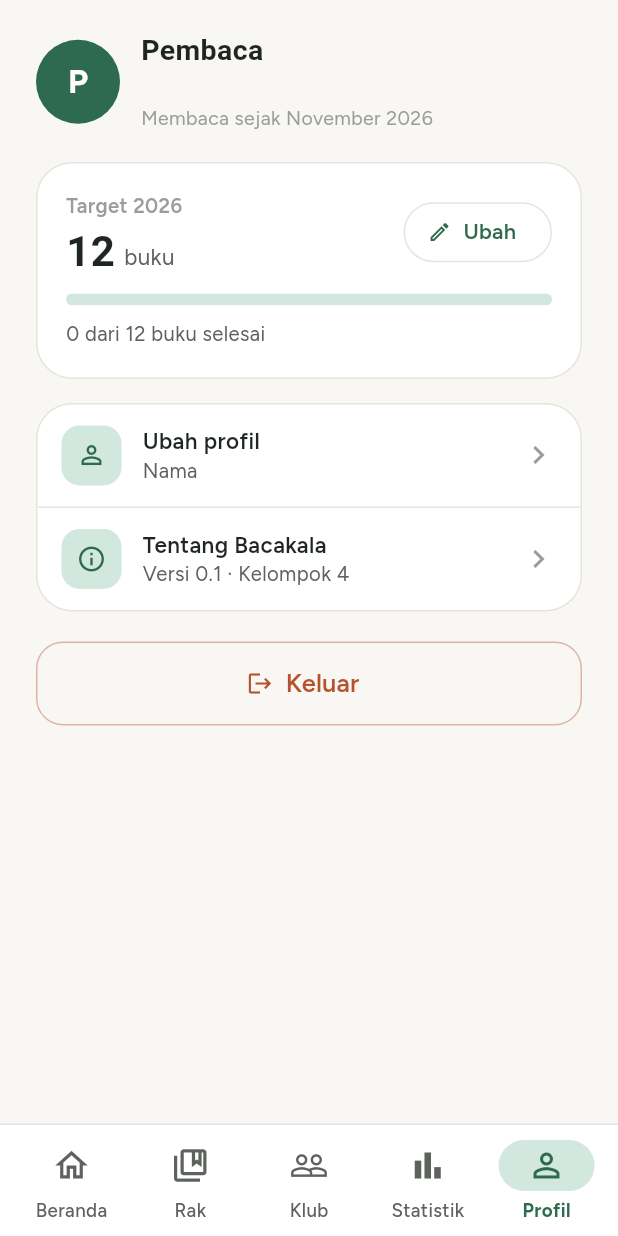
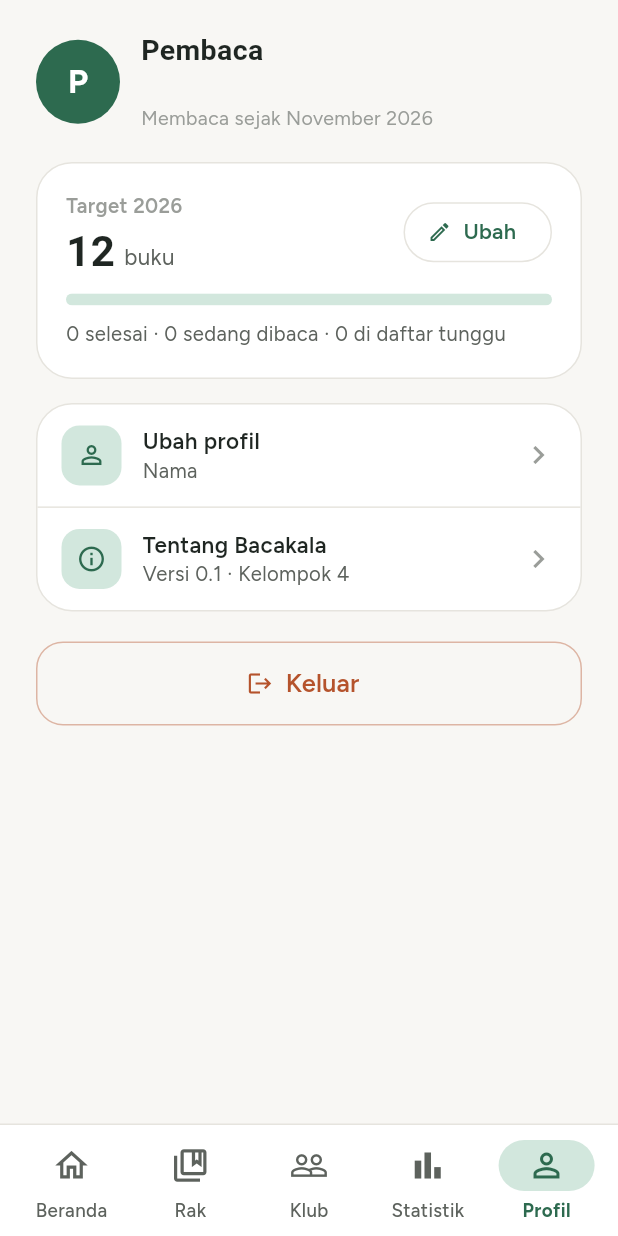
Before and after one commit to NashiwaInsan/Bacakala, a Flutter app: the ProfileScreen screen opened by its route, on a phone screen of 412 x 824 dp. Run offline on Flutter 3.47's test engine with Material 3 defaults, Android fonts, the phone set to English and light mode, and no system bars; our stand-ins replace flutter_dotenv, google_fonts, material_ui, supabase_flutter; accounts and stored records are empty; Roboto replaces fonts that are missing (Literata).

Commit message:
feat: tampilkan ringkasan buku per status di profil

```diff
--- a/lib/screens/profile/profile_screen.dart
+++ b/lib/screens/profile/profile_screen.dart
@@ -27,6 +27,7 @@ class _ProfileScreenState extends State<ProfileScreen> {
   String? _error;
   Profile? _profile;
   int _selesai = 0;
+  ReadingSummary? _ringkasan;
 
   @override
   void initState() {
@@ -52,10 +53,19 @@ class _ProfileScreenState extends State<ProfileScreen> {
         selesai = 0;
       }
 
+      // Ringkasan per status juga pelengkap: kalau gagal, barisnya disembunyikan.
+      ReadingSummary? ringkasan;
+      try {
+        ringkasan = await _profileService.getReadingSummary();
+      } on ServiceException {
+        ringkasan = null;
+      }
+
       if (!mounted) return;
       setState(() {
         _profile = profil;
         _selesai = selesai;
+        _ringkasan = ringkasan;
       });
     } on ServiceException catch (e) {
       if (mounted) setState(() => _error = e.message);
@@ -91,6 +101,15 @@ class _ProfileScreenState extends State<ProfileScreen> {
   int get _target {
     final t = _profile?.targetTahunan ?? 0;
     return t > 0 ? t : 12;
+  }
+
+  /// Contoh: "4 selesai · 2 sedang dibaca · 1 di daftar tunggu".
+  /// Kalau ringkasan gagal dimuat, dipakai teks sederhana dari angka target.
+  String get _teksRingkasan {
+    final r = _ringkasan;
+    if (r == null) return '$_selesai dari $_target buku selesai';
+    return '${r.selesai} selesai · ${r.sedangDibaca} sedang dibaca · '
+        '${r.inginDibaca} di daftar tunggu';
   }
 
   String? get _membacaSejak {
@@ -404,7 +423,7 @@ class _ProfileScreenState extends State<ProfileScreen> {
             ),
           ),
           const SizedBox(height: 10),
-          Text('$_selesai dari $_target buku selesai', style: AppText.caption),
+          Text(_teksRingkasan, style: AppText.caption),
         ],
       ),
     );
```
Also changed, not shown: lib/services/profile_service.dart (+42 -2 lines).
